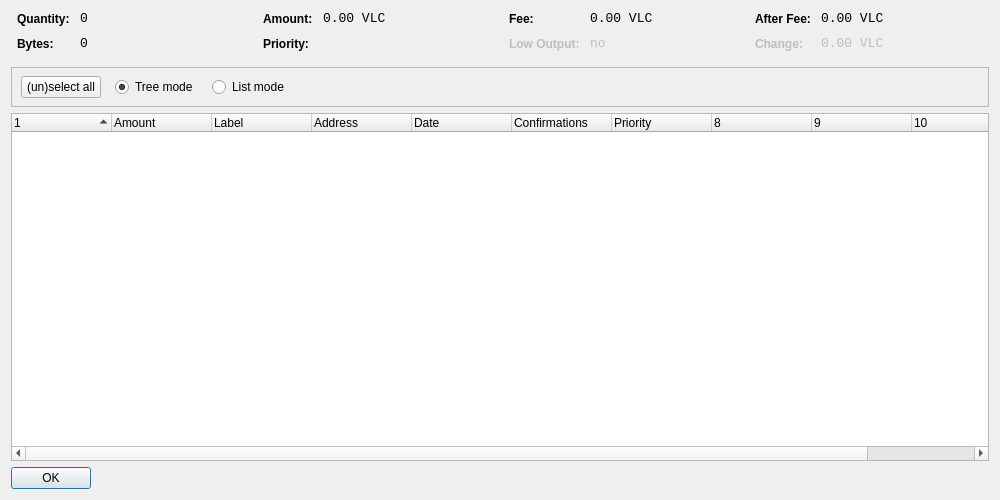
Jeean007/Vulcoin, file src/qt/forms/coincontroldialog.ui: the form before one commit.
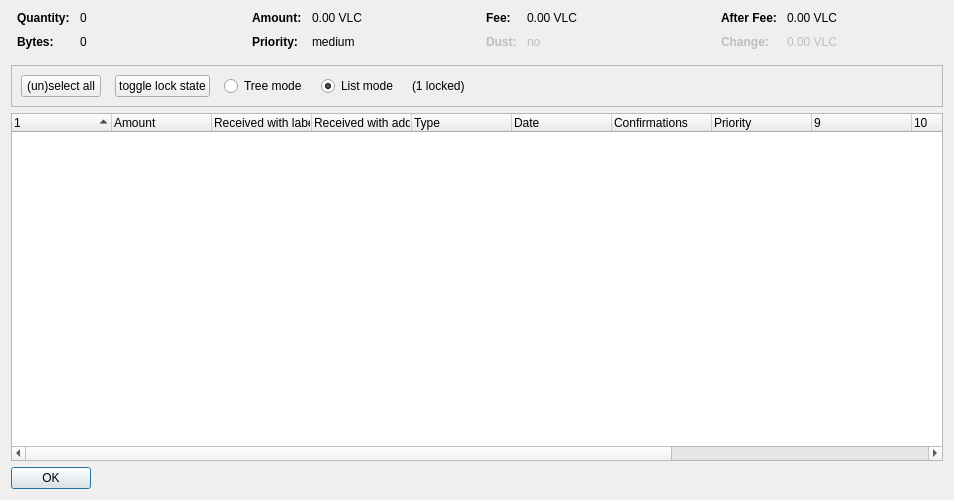
The form after the commit. Custom widgets are drawn as their Qt base class.

The edit to the form file:
```diff
--- a/src/qt/forms/coincontroldialog.ui
+++ b/src/qt/forms/coincontroldialog.ui
@@ -6,7 +6,7 @@
    <rect>
     <x>0</x>
     <y>0</y>
-    <width>1000</width>
+    <width>954</width>
     <height>500</height>
    </rect>
   </property>
@@ -38,8 +38,11 @@
        </property>
        <item row="0" column="0">
         <widget class="QLabel" name="labelCoinControlQuantityText">
-         <property name="styleSheet">
-          <string notr="true">font-weight:bold;</string>
+         <property name="font">
+          <font>
+           <weight>75</weight>
+           <bold>true</bold>
+          </font>
          </property>
          <property name="text">
           <string>Quantity:</string>
@@ -48,12 +51,6 @@
        </item>
        <item row="0" column="1">
         <widget class="QLabel" name="labelCoinControlQuantity">
-         <property name="font">
-          <font>
-           <family>Monospace</family>
-           <pointsize>10</pointsize>
-          </font>
-         </property>
          <property name="cursor">
           <cursorShape>IBeamCursor</cursorShape>
          </property>
@@ -70,8 +67,11 @@
        </item>
        <item row="1" column="0">
         <widget class="QLabel" name="labelCoinControlBytesText">
-         <property name="styleSheet">
-          <string notr="true">font-weight:bold;</string>
+         <property name="font">
+          <font>
+           <weight>75</weight>
+           <bold>true</bold>
+          </font>
          </property>
          <property name="text">
           <string>Bytes:</string>
@@ -80,12 +80,6 @@
        </item>
        <item row="1" column="1">
         <widget class="QLabel" name="labelCoinControlBytes">
-         <property name="font">
-          <font>
-           <family>Monospace</family>
-           <pointsize>10</pointsize>
-          </font>
-         </property>
          <property name="cursor">
           <cursorShape>IBeamCursor</cursorShape>
          </property>
@@ -118,8 +112,11 @@
        </property>
        <item row="0" column="0">
         <widget class="QLabel" name="labelCoinControlAmountText">
-         <property name="styleSheet">
-          <string notr="true">font-weight:bold;</string>
+         <property name="font">
+          <font>
+           <weight>75</weight>
+           <bold>true</bold>
+          </font>
          </property>
          <property name="text">
           <string>Amount:</string>
@@ -128,12 +125,6 @@
        </item>
        <item row="0" column="1">
         <widget class="QLabel" name="labelCoinControlAmount">
-         <property name="font">
-          <font>
-           <family>Monospace</family>
-           <pointsize>10</pointsize>
-          </font>
-         </property>
          <property name="cursor">
           <cursorShape>IBeamCursor</cursorShape>
          </property>
@@ -150,8 +141,11 @@
        </item>
        <item row="1" column="0">
         <widget class="QLabel" name="labelCoinControlPriorityText">
-         <property name="styleSheet">
-          <string notr="true">font-weight:bold;</string>
+         <property name="font">
+          <font>
+           <weight>75</weight>
+           <bold>true</bold>
+          </font>
          </property>
          <property name="text">
           <string>Priority:</string>
@@ -160,12 +154,6 @@
        </item>
        <item row="1" column="1">
         <widget class="QLabel" name="labelCoinControlPriority">
-         <property name="font">
-          <font>
-           <family>Monospace</family>
-           <pointsize>10</pointsize>
-          </font>
-         </property>
          <property name="cursor">
           <cursorShape>IBeamCursor</cursorShape>
          </property>
@@ -173,7 +161,7 @@
           <enum>Qt::ActionsContextMenu</enum>
          </property>
          <property name="text">
-          <string/>
+          <string>medium</string>
          </property>
          <property name="textInteractionFlags">
           <set>Qt::LinksAccessibleByMouse|Qt::TextSelectableByKeyboard|Qt::TextSelectableByMouse</set>
@@ -198,8 +186,11 @@
        </property>
        <item row="0" column="0">
         <widget class="QLabel" name="labelCoinControlFeeText">
-         <property name="styleSheet">
-          <string notr="true">font-weight:bold;</string>
+         <property name="font">
+          <font>
+           <weight>75</weight>
+           <bold>true</bold>
+          </font>
          </property>
          <property name="text">
           <string>Fee:</string>
@@ -208,12 +199,6 @@
        </item>
        <item row="0" column="1">
         <widget class="QLabel" name="labelCoinControlFee">
-         <property name="font">
-          <font>
-           <family>Monospace</family>
-           <pointsize>10</pointsize>
-          </font>
-         </property>
          <property name="cursor">
           <cursorShape>IBeamCursor</cursorShape>
          </property>
@@ -233,11 +218,14 @@
          <property name="enabled">
           <bool>false</bool>
          </property>
-         <property name="styleSheet">
-          <string notr="true">font-weight:bold;</string>
+         <property name="font">
+          <font>
+           <weight>75</weight>
+           <bold>true</bold>
+          </font>
          </property>
          <property name="text">
-          <string>Low Output:</string>
+          <string>Dust:</string>
          </property>
         </widget>
        </item>
@@ -246,12 +234,6 @@
          <property name="enabled">
           <bool>false</bool>
          </property>
-         <property name="font">
-          <font>
-           <family>Monospace</family>
-           <pointsize>10</pointsize>
-          </font>
-         </property>
          <property name="cursor">
           <cursorShape>IBeamCursor</cursorShape>
          </property>
@@ -284,8 +266,11 @@
        </property>
        <item row="0" column="0">
         <widget class="QLabel" name="labelCoinControlAfterFeeText">
-         <property name="styleSheet">
-          <string notr="true">font-weight:bold;</string>
+         <property name="font">
+          <font>
+           <weight>75</weight>
+           <bold>true</bold>
+          </font>
          </property>
          <property name="text">
           <string>After Fee:</string>
@@ -294,12 +279,6 @@
        </item>
        <item row="0" column="1">
         <widget class="QLabel" name="labelCoinControlAfterFee">
-         <property name="font">
-          <font>
-           <family>Monospace</family>
-           <pointsize>10</pointsize>
-          </font>
-         </property>
          <property name="cursor">
           <cursorShape>IBeamCursor</cursorShape>
          </property>
@@ -319,8 +298,11 @@
          <property name="enabled">
           <bool>false</bool>
          </property>
-         <property name="styleSheet">
-          <string notr="true">font-weight:bold;</string>
+         <property name="font">
+          <font>
+           <weight>75</weight>
+           <bold>true</bold>
+          </font>
          </property>
          <property name="text">
           <string>Change:</string>
@@ -332,12 +314,6 @@
          <property name="enabled">
           <bool>false</bool>
          </property>
-         <property name="font">
-          <font>
-           <family>Monospace</family>
-           <pointsize>10</pointsize>
-          </font>
-         </property>
          <property name="cursor">
           <cursorShape>IBeamCursor</cursorShape>
          </property>
@@ -370,16 +346,9 @@
      <property name="frameShadow">
       <enum>QFrame::Sunken</enum>
      </property>
-     <widget class="QWidget" name="horizontalLayoutWidget">
-      <property name="geometry">
-       <rect>
-        <x>10</x>
-        <y>0</y>
-        <width>781</width>
-        <height>41</height>
-       </rect>
-      </property>
-      <layout class="QHBoxLayout" name="horizontalLayoutPanel" stretch="0,0,0,0,0">
+     <layout class="QHBoxLayout" name="horizontalLayout">
+      <item>
+       <layout class="QHBoxLayout" name="horizontalLayoutPanel" stretch="0,0,0,0,0,0">
        <property name="spacing">
         <number>14</number>
        </property>
@@ -394,6 +363,25 @@
          <property name="text">
           <string>(un)select all</string>
          </property>
+          <property name="autoDefault">
+           <bool>false</bool>
+          </property>
+         </widget>
+        </item>
+        <item>
+         <widget class="QPushButton" name="pushButtonToggleLock">
+          <property name="sizePolicy">
+           <sizepolicy hsizetype="Maximum" vsizetype="Fixed">
+            <horstretch>0</horstretch>
+            <verstretch>0</verstretch>
+           </sizepolicy>
+          </property>
+          <property name="text">
+           <string>toggle lock state</string>
+          </property>
+          <property name="autoDefault">
+           <bool>false</bool>
+          </property>
         </widget>
        </item>
        <item>
@@ -407,9 +395,6 @@
          <property name="text">
           <string>Tree mode</string>
          </property>
-         <property name="checked">
-          <bool>true</bool>
-         </property>
         </widget>
        </item>
        <item>
@@ -423,6 +408,16 @@
          <property name="text">
           <string>List mode</string>
          </property>
+          <property name="checked">
+           <bool>true</bool>
+          </property>
+         </widget>
+        </item>
+        <item>
+         <widget class="QLabel" name="labelLocked">
+          <property name="text">
+           <string>(1 locked)</string>
+          </property>
         </widget>
        </item>
        <item>
@@ -439,7 +434,8 @@
         </spacer>
        </item>
       </layout>
-     </widget>
+      </item>
+     </layout>
     </widget>
    </item>
    <item>
@@ -451,7 +447,7 @@
       <bool>false</bool>
      </property>
      <property name="columnCount">
-      <number>11</number>
+      <number>13</number>
      </property>
      <attribute name="headerShowSortIndicator" stdset="0">
       <bool>true</bool>
@@ -471,12 +467,17 @@
      </column>
      <column>
       <property name="text">
-       <string>Label</string>
+       <string>Received with label</string>
       </property>
      </column>
      <column>
       <property name="text">
-       <string>Address</string>
+       <string>Received with address</string>
+      </property>
+     </column>
+     <column>
+      <property name="text">
+	<string>Type</string>
       </property>
      </column>
      <column>
@@ -517,6 +518,11 @@
        <string/>
       </property>
      </column>
+     <column>
+      <property name="text">
+       <string/>
+      </property>
+     </column>
     </widget>
    </item>
    <item>
```
Left out of the diff: 4 changed lines with no effect on the pictures. Lines whose indentation alone changed are shown as unchanged.
